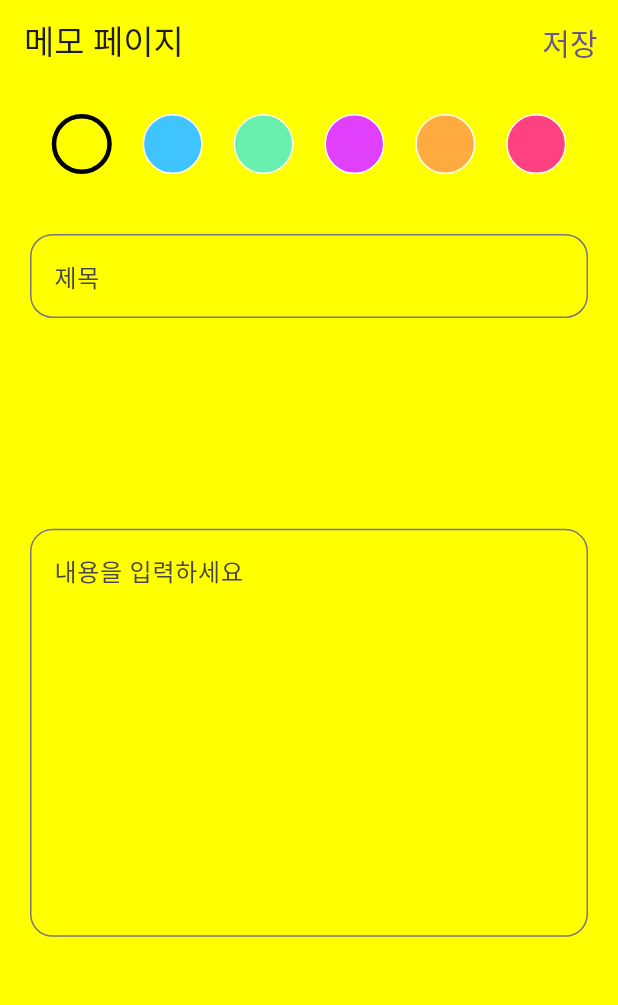
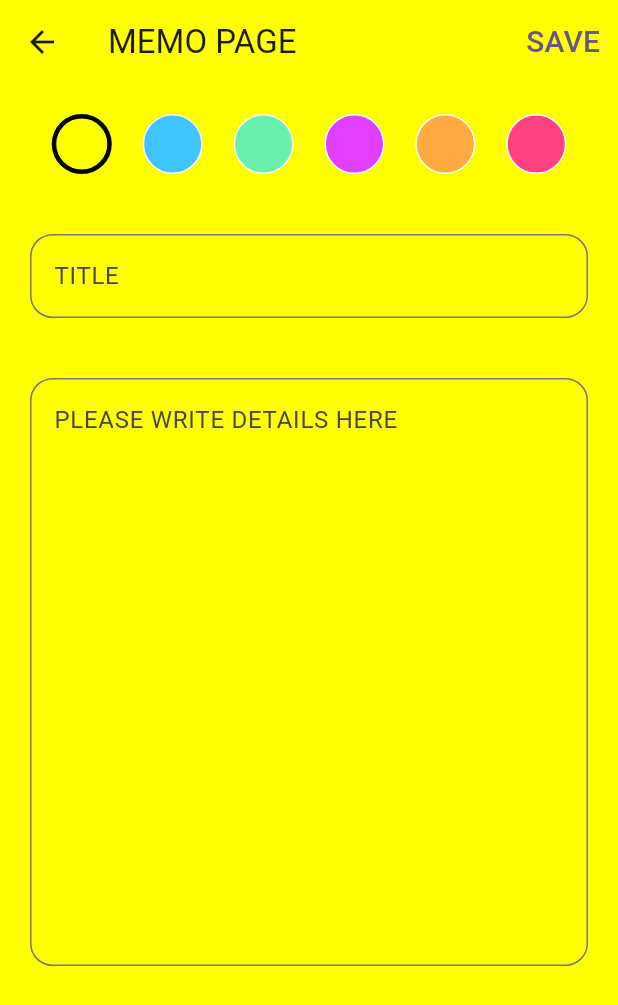
Before and after one commit to ALSDlab/memo-app, a Flutter app: the MemoScreen screen opened directly, on a phone screen of 412 x 824 dp. Shown: the top 1005 px of the screen. Run offline on Flutter 3.47's test engine with Material 3 defaults, Android fonts, the phone set to English and light mode, and no system bars; our stand-ins replace freezed_annotation, go_router, shared_preferences; accounts and stored records are empty.

Commit message:
add: go_router 적용. list screen 과 memo screen 이동 구현. 남은 일: 수정 버튼 및 정렬 버튼 로직 작성, 작성날짜 format 변경

```diff
--- /dev/null
+++ b/lib/routes.dart
@@ -0,0 +1,8 @@
+import 'package:go_router/go_router.dart';
+import 'package:memo_app/ui/list_screen.dart';
+import 'package:memo_app/ui/memo_screen.dart';
+
+final router = GoRouter(routes: [
+  GoRoute(path: '/', builder: (context, state) => const ListScreen()),
+  GoRoute(path: '/creatMemo', builder: (context, state) => const MemoScreen())
+]);
--- a/lib/ui/memo_screen.dart
+++ b/lib/ui/memo_screen.dart
@@ -1,4 +1,8 @@
 import 'package:flutter/material.dart';
+import 'package:go_router/go_router.dart';
+
+import '../data/model/memo_data.dart';
+import 'list_view_model.dart';
 
 class MemoScreen extends StatefulWidget {
   const MemoScreen({super.key});
@@ -47,10 +51,27 @@ class _MemoScreenState extends State<MemoScreen> {
                 // 저장 버튼
                 AppBar(
                   backgroundColor: Colors.transparent,
-                  title: Text(
-                    '메모 페이지',
+                  title: const Text(
+                    'MEMO PAGE',
                   ),
-                  actions: [TextButton(child: Text('저장', style: TextStyle(fontSize: 20),), onPressed: () {})],
+                  actions: [
+                    TextButton(
+                        child: const Text(
+                          'SAVE',
+                          style: TextStyle(fontSize: 20),
+                        ),
+                        onPressed: () {
+                          MemoData memoData = MemoData(
+                            title: _titleTextController.text,
+                            detail: _memoTextController.text,
+                            backgroundColorValue:
+                                selectedColor.value.toString(),
+                            createdTimeValue: DateTime.now().toIso8601String(),
+                          );
+                          ListViewModel.addToMemoList(memoData, context);
+                          context.go('/');
+                        })
+                  ],
                 ),
                 // 색상 선택
                 Container(
@@ -86,14 +107,12 @@ class _MemoScreenState extends State<MemoScreen> {
                   ),
                 ),
                 // 제목 작성
-                Expanded(
-                  flex: 2,
-                  child: Container(
+                Container(
                   padding: const EdgeInsets.all(20),
                   child: TextField(
                     controller: _titleTextController,
                     decoration: InputDecoration(
-                        hintText: '제목',
+                      hintText: 'TITLE',
                       border: OutlineInputBorder(
                         borderRadius: BorderRadius.circular(15),
                         borderSide: const BorderSide(
@@ -104,17 +123,16 @@ class _MemoScreenState extends State<MemoScreen> {
                     ),
                   ),
                 ),
-                ),
                 // 내용 작성
                 Expanded(
-                  flex: 5,
                   child: Container(
+                    height: double.infinity,
                     padding: const EdgeInsets.all(20),
                     child: TextField(
-                      maxLines: 10,
+                      maxLines: 15,
                       controller: _memoTextController,
                       decoration: InputDecoration(
-                        hintText: '내용을 입력하세요',
+                        hintText: 'PLEASE WRITE DETAILS HERE',
                         border: OutlineInputBorder(
                           borderRadius: BorderRadius.circular(15),
                           borderSide: const BorderSide(
--- a/pubspec.yaml
+++ b/pubspec.yaml
@@ -38,6 +38,7 @@ dependencies:
   freezed_annotation: ^2.4.1
   json_annotation: ^4.8.1
   shared_preferences: ^2.2.2
+  go_router: ^13.0.1
 
 dev_dependencies:
   flutter_test:
```
Also changed, not shown: lib/data/repository/memo_repository.dart (+3 -56 lines), lib/main.dart (+9 -7 lines), lib/ui/list_screen.dart (+29 -10 lines), lib/ui/list_view_model.dart (added, +59 -0 lines), lib/ui/memo_card.dart (+8 -10 lines), lib/data/model/memo_data.freezed.dart (added), lib/data/model/memo_data.g.dart (added), pubspec.lock. Lines whose indentation alone changed are shown as unchanged.
